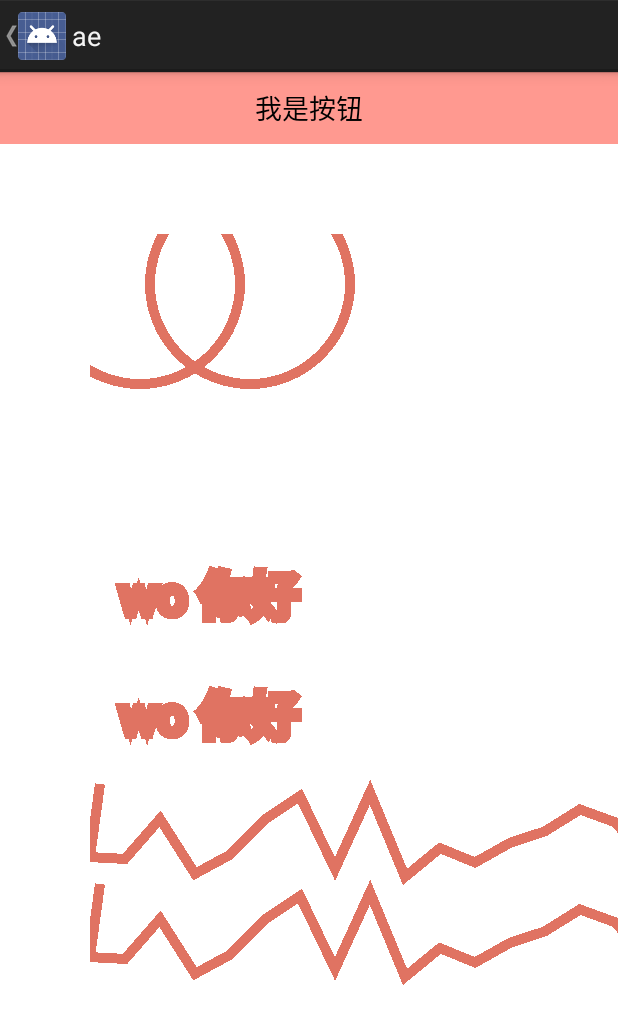
After one commit to iamludaxu/ae, an Android app: the DrawActivity screen opened directly, with no data from a screen before it, on a phone screen of 412 x 824 dp. The commit adds this screen. Shown: the top 1024 px of the screen. Run offline under Robolectric (Android 15) with nearby library versions, the phone set to English and light mode, and no system bars.

Commit message:
增加基础画笔例子

```diff
--- a/app/src/main/AndroidManifest.xml
+++ b/app/src/main/AndroidManifest.xml
@@ -8,6 +8,7 @@
         android:icon="@mipmap/ic_launcher"
         android:label="@string/app_name"
         android:supportsRtl="true"
+        android:hardwareAccelerated="false"
         android:theme="@style/AppTheme">
         <activity android:name=".MainActivity">
             <intent-filter>
@@ -24,6 +25,7 @@
         <activity android:name=".rxjava.RxJavaActivity" />
         <activity android:name=".display.DisplayActivity" />
         <activity android:name=".layout.LayoutActivity" />
+        <activity android:name=".draw.DrawActivity" />
     </application>
 
     <uses-permission android:name="android.permission.INTERNET" />
--- a/app/src/main/java/gift/witch/android/ae/MainActivity.java
+++ b/app/src/main/java/gift/witch/android/ae/MainActivity.java
@@ -16,6 +16,7 @@ import java.util.List;
 import gift.witch.android.ae.base.BaseCompatActivity;
 import gift.witch.android.ae.butterKnife.ButterKnifeActivity;
 import gift.witch.android.ae.display.DisplayActivity;
+import gift.witch.android.ae.draw.DrawActivity;
 import gift.witch.android.ae.layout.LayoutActivity;
 import gift.witch.android.ae.logger.LoggerActivity;
 import gift.witch.android.ae.okhttp.OkHttpActivity;
@@ -43,6 +44,9 @@ public class MainActivity extends Activity implements AdapterView.OnItemClickLis
         mData.add(new ListViewItemData("RxJava",RxJavaActivity.class));
         mData.add(new ListViewItemData("Display",DisplayActivity.class));
         mData.add(new ListViewItemData("Layout",LayoutActivity.class));
+        mData.add(new ListViewItemData("Draw",DrawActivity.class));
+
+
     }
 
     @Override
--- /dev/null
+++ b/app/src/main/java/gift/witch/android/ae/draw/DrawActivity.java
@@ -0,0 +1,22 @@
+package gift.witch.android.ae.draw;
+
+import android.os.Bundle;
+import android.widget.Button;
+
+import gift.witch.android.ae.R;
+import gift.witch.android.ae.base.BaseCompatActivity;
+
+public class DrawActivity extends BaseCompatActivity {
+
+
+
+    private Button mBut;
+
+    @Override
+    protected void onCreate(Bundle savedInstanceState) {
+        super.onCreate(savedInstanceState);
+        setContentView(R.layout.activity_draw);
+        mBut = (Button)findViewById(R.id.btn);
+    }
+
+}
--- /dev/null
+++ b/app/src/main/java/gift/witch/android/ae/draw/MyPaint.java
@@ -0,0 +1,15 @@
+package gift.witch.android.ae.draw;
+
+import android.graphics.Paint;
+
+public class MyPaint extends Paint{
+
+    public MyPaint(){
+
+
+    }
+
+
+
+
+}
--- /dev/null
+++ b/app/src/main/java/gift/witch/android/ae/draw/PrimaryView.java
@@ -0,0 +1,169 @@
+package gift.witch.android.ae.draw;
+
+import android.content.Context;
+import android.graphics.Canvas;
+import android.graphics.Paint;
+import android.graphics.Path;
+import android.util.AttributeSet;
+import android.view.View;
+
+public class PrimaryView extends View{
+
+
+    private Path mPath;
+    private Path mPath2;
+
+    private MyPaint myPaint = new MyPaint();
+    private MyPaint myPaint2 = new MyPaint();
+    public PrimaryView(Context context) {
+        super(context);
+        initPaint();
+        initPath();
+    }
+
+    public PrimaryView(Context context, AttributeSet attrs) {
+        super(context, attrs);
+        initPaint();
+        initPath();
+    }
+
+    public PrimaryView(Context context, AttributeSet attrs, int defStyleAttr) {
+        super(context, attrs, defStyleAttr);
+        initPaint();
+        initPath();
+    }
+
+    private void initPaint(){
+        myPaint.setColor(0xFFE07362);
+        myPaint.setStyle(Paint.Style.STROKE);
+        myPaint.setStrokeWidth(10.0f);
+        myPaint.setAntiAlias(false);
+        myPaint.setTextSize(50);
+        myPaint2.set(myPaint);
+    }
+
+    private void initPath() {
+        // 实例化路径
+        mPath = new Path();
+        mPath2 = new Path();
+        // 定义路径的起点
+        mPath.moveTo(10, 550);
+        mPath2.moveTo(10, 550+100);
+        // 定义路径的各个点
+        for (int i = 0; i <= 30; i++) {
+            float i1 = 550 + (float) (Math.random() * 100);
+            mPath.lineTo(i * 35, i1);
+            mPath2.lineTo(i * 35,i1+100);
+        }
+    }
+
+
+
+    protected void onDraw(Canvas canvas) {
+        //disableHardwareRendering(this);
+        canvas.drawCircle(50,50,100,myPaint);
+        canvas.drawPath(mPath, myPaint);
+        canvas.drawText("wo 你好",30.0f,380.0f,myPaint);
+
+        /**
+         * setFakeBoldText
+         */
+        //myPaint.setFakeBoldText(true);
+        /**
+         * setShader
+         */
+        /*
+        LinearGradient mLinearGradient = new LinearGradient(0, 0, 100, 100, new int[] {
+                Color.RED, Color.YELLOW, Color.BLACK, Color.WHITE },
+                new float[] { 0, .1F, .8F, .9F }, Shader.TileMode.REPEAT);
+
+        myPaint.setShader(mLinearGradient);
+
+        */
+
+        /***
+         *  setColorFilter
+         */
+        /*
+        ColorMatrixColorFilter colorFilter = new ColorMatrixColorFilter(new float[]{
+                0, 0, 0, 0, 0,  // 红色向量
+                0, 1, 0, 0, 0,  // 绿色向量
+                0, 0, 1, 0, 0,  // 蓝色向量
+                0, 0, 0, 1, 0,  // 透明度向量
+        });
+        myPaint.setColorFilter(colorFilter);
+        */
+
+
+
+        //myPaint.setStrokeWidth(10);
+        /**
+         *
+         */
+
+        /*
+        myPaint.setStrokeMiter(100);
+        myPaint.setStrokeCap(Paint.Cap.SQUARE);
+        myPaint.setStrokeJoin(Paint.Join.ROUND);
+         */
+        /**
+         * setStyle
+         */
+        //myPaint.setStyle(Paint.Style.FILL_AND_STROKE);
+        /**
+         * setPathEffect
+         */
+        //myPaint.setPathEffect(new CornerPathEffect(50));
+
+        /**
+         *setMaskFilter
+         */
+        /*
+        // 设置光源的方向
+        float[] direction = new float[]{ 1, 1, 1 };
+        //设置环境光亮度
+        float light = 0.4f;
+        // 选择要应用的反射等级
+        float specular = 6;
+        // 向mask应用一定级别的模糊
+        float blur = 3.5f;
+
+        EmbossMaskFilter emboss=new EmbossMaskFilter(direction,light,specular,blur);
+        myPaint.setMaskFilter(emboss);
+        */
+
+        /**
+         * setShadowLayer
+         */
+        //myPaint2.setShadowLayer(20,-20,30, Color.BLACK);
+
+        /**
+         * setLetterSpacing
+         */
+        //myPaint2.setLetterSpacing(10f);
+        /**
+         * setTextAlign
+         */
+        //myPaint2.setTextAlign(Paint.Align.RIGHT);
+        /**
+         * setTextScaleX
+         */
+        //myPaint2.setTextScaleX(2);
+        /**
+         * setTextSkewX
+         */
+        //myPaint2.setTextSkewX(.0f);
+
+        canvas.drawPath(mPath2, myPaint2);
+        canvas.drawText("wo 你好",30.0f,500.0f,myPaint2);
+        canvas.drawCircle(160,50,100,myPaint2);
+    }
+
+
+    public static void disableHardwareRendering(View v) {
+        if(android.os.Build.VERSION.SDK_INT >= android.os.Build.VERSION_CODES.HONEYCOMB) {
+            v.setLayerType(View.LAYER_TYPE_SOFTWARE, null);
+        }
+    }
+
+}
--- /dev/null
+++ b/app/src/main/res/layout/activity_draw.xml
@@ -0,0 +1,20 @@
+<?xml version="1.0" encoding="utf-8"?>
+<LinearLayout xmlns:android="http://schemas.android.com/apk/res/android"
+    android:layout_width="match_parent"
+    android:layout_height="match_parent"
+    android:orientation="vertical">
+
+
+    <Button
+        android:id="@+id/btn"
+        android:layout_width="match_parent"
+        android:layout_height="wrap_content"
+        android:background="#FF9990"
+        android:text="我是按钮" />
+
+    <gift.witch.android.ae.draw.PrimaryView
+        android:layout_width="match_parent"
+        android:layout_marginLeft="60dp"
+        android:layout_marginTop="60dp"
+        android:layout_height="match_parent" />
+</LinearLayout>
```
